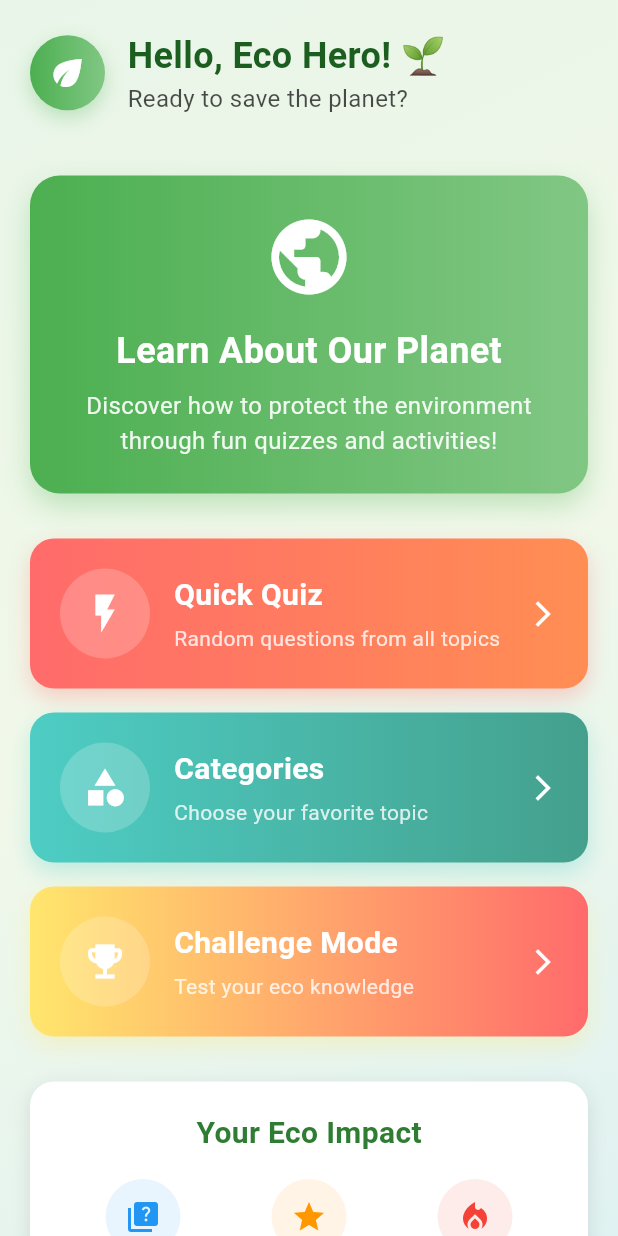
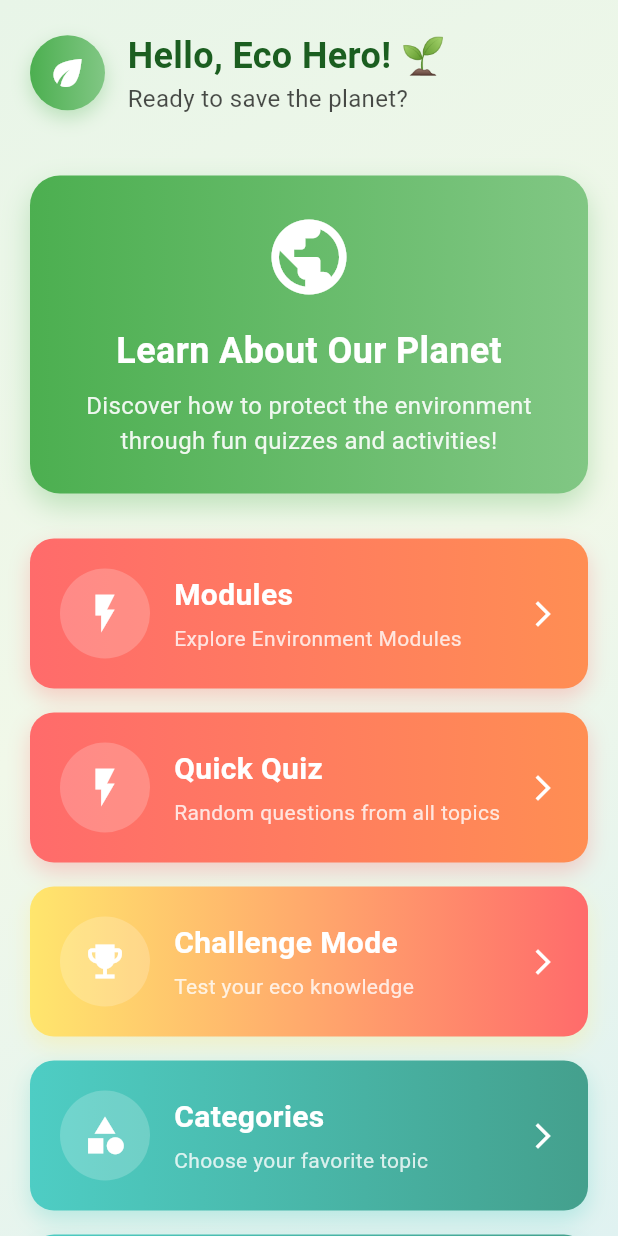
Before and after one commit to raj577/ecoquestg, a Flutter app: the HomeScreen screen opened directly, on a phone screen of 412 x 824 dp. Run offline on Flutter 3.47's test engine with Material 3 defaults, Android fonts, the phone set to English and light mode, and no system bars; drawn by our look-alikes of flutter_animate; our stand-ins replace animated_text_kit, confetti, firebase_auth, firebase_core, flutter_staggered_animations; accounts and stored records are empty; Roboto replaces fonts that are missing (ComicNeue).

Commit message:
commiting updated project with login and other

```diff
--- a/lib/screens/home_screen.dart
+++ b/lib/screens/home_screen.dart
@@ -6,6 +6,23 @@ import '../utils/quiz_data.dart';
 import 'category_screen.dart';
 import 'quiz_screen.dart';
 import 'package:url_launcher/url_launcher.dart';
+
+const String _targetUrl = 'https://chic-bombolone-cdcb31.netlify.app/';
+Future<void> _launchUrl(BuildContext context) async {
+  final Uri url = Uri.parse(_targetUrl);
+
+  // Check if the link can be opened before attempting to launch
+  if (await canLaunchUrl(url)) {
+    await launchUrl(url, mode: LaunchMode.externalApplication);
+  } else {
+    // Show an error if the device cannot open the link
+    ScaffoldMessenger.of(context).showSnackBar(
+      SnackBar(
+        content: Text('Error: Could not open $_targetUrl'),
+      ),
+    );
+  }
+}
 
 class HomeScreen extends StatefulWidget {
   const HomeScreen({super.key});
@@ -18,6 +35,13 @@ class _HomeScreenState extends State<HomeScreen> {
   final PageController _pageController = PageController();
 
   final List<Map<String, dynamic>> _features = [
+
+    {
+      'title': 'Modules',
+      'subtitle': 'Explore Environment Modules ',
+      'icon': Icons.flash_on,
+      'gradient': [const Color(0xFFFF6B6B), const Color(0xFFFF8E53)],
+    },
     {
       'title': 'Quick Quiz',
       'subtitle': 'Random questions from all topics',
@@ -33,6 +57,12 @@ class _HomeScreenState extends State<HomeScreen> {
     {
       'title': 'Challenge Mode',
       'subtitle': 'Test your eco knowledge',
+      'icon': Icons.emoji_events,
+      'gradient': [const Color(0xFFFFE66D), const Color(0xFFFF6B6B)],
+    },
+    {
+      'title': 'Games',
+      'subtitle': 'Learn while Playing',
       'icon': Icons.emoji_events,
       'gradient': [const Color(0xFFFFE66D), const Color(0xFFFF6B6B)],
     },
@@ -246,11 +276,28 @@ class _HomeScreenState extends State<HomeScreen> {
               subtitle: _features[1]['subtitle'],
               icon: _features[1]['icon'],
               gradient: _features[1]['gradient'],
-              onTap: () => _navigateToCategories(),
+              onTap: () => _startQuickQuiz(),
             ),
             const SizedBox(height: 16),
             _buildFeatureCard(
+              title: _features[3]['title'],
+              subtitle: _features[3]['subtitle'],
+              icon: _features[3]['icon'],
+              gradient: _features[3]['gradient'],
+              onTap: () => _navigateToCategories(),
+            ),
+
+            const SizedBox(height: 16),
+            _buildFeatureCard(
               title: _features[2]['title'],
+              subtitle: _features[2]['subtitle'],
+              icon: _features[2]['icon'],
+              gradient: _features[2]['gradient'],
+              onTap: () => _startChallengeMode(),
+            ),
+            const SizedBox(height: 16),
+            _buildFeatureCard(
+              title: _features[1]['title'],
               subtitle: _features[2]['subtitle'],
               icon: _features[2]['icon'],
               gradient: _features[2]['gradient'],
@@ -355,12 +402,15 @@ class _HomeScreenState extends State<HomeScreen> {
       ),
       child: Column(
         children: [
-          Text(
-            'Your Eco Impact',
-            style: TextStyle(
-              fontSize: 20,
-              fontWeight: FontWeight.bold,
-              color: Theme.of(context).colorScheme.onSurface,
+          GestureDetector(
+            onTap: () => _launchUrl(context),
+            child: Text(
+              'Your Eco Impact',
+              style: TextStyle(
+                fontSize: 20,
+                fontWeight: FontWeight.bold,
+                color: Theme.of(context).colorScheme.onSurface,
+              ),
             ),
           ),
 
@@ -369,9 +419,10 @@ class _HomeScreenState extends State<HomeScreen> {
           Row(
             mainAxisAlignment: MainAxisAlignment.spaceAround,
             children: [
-              _buildStatItem('Quizzes', '0', Icons.quiz, Colors.blue),
-              _buildStatItem('Score', '0%', Icons.star, Colors.orange),
-              _buildStatItem('Streak', '0', Icons.local_fire_department, Colors.red),
+              _buildStatItem('Quizzes', '20', Icons.quiz, Colors.blue),
+              _buildStatItem('Score', '60%', Icons.star, Colors.orange),
+              _buildStatItem('Streak', '5', Icons.local_fire_department, Colors.red),
+
             ],
           ),
         ],
```
